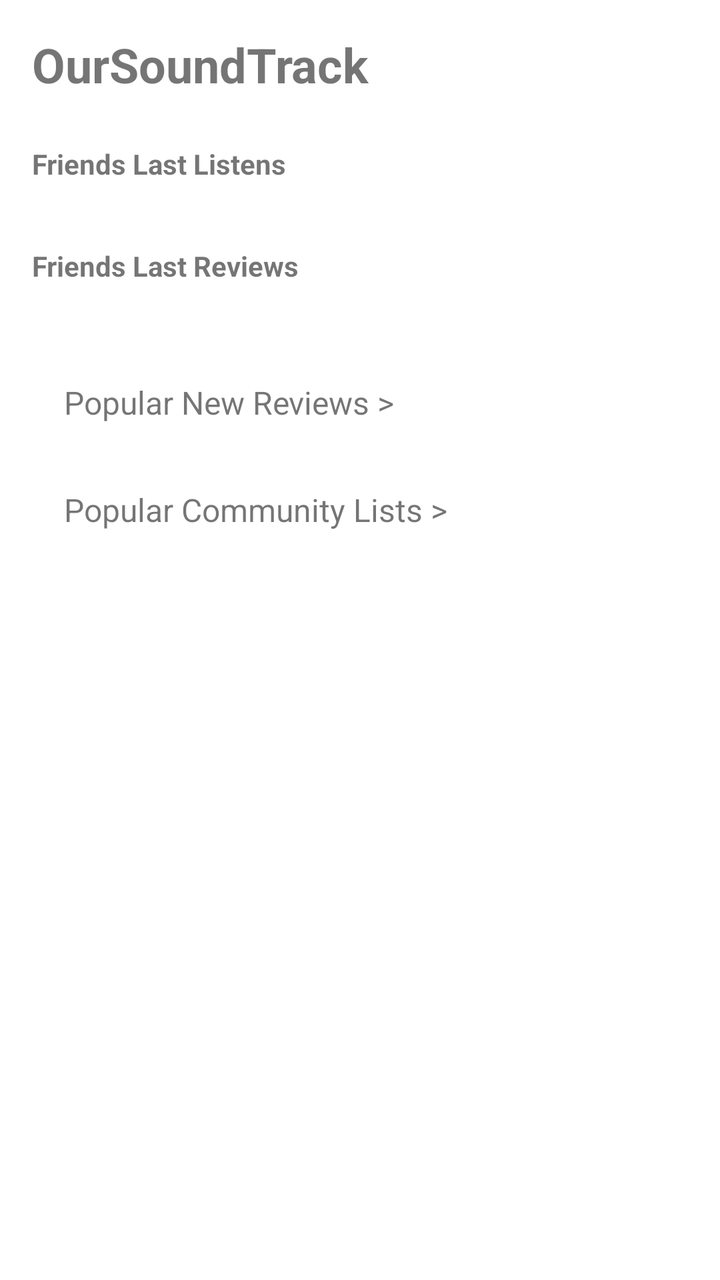
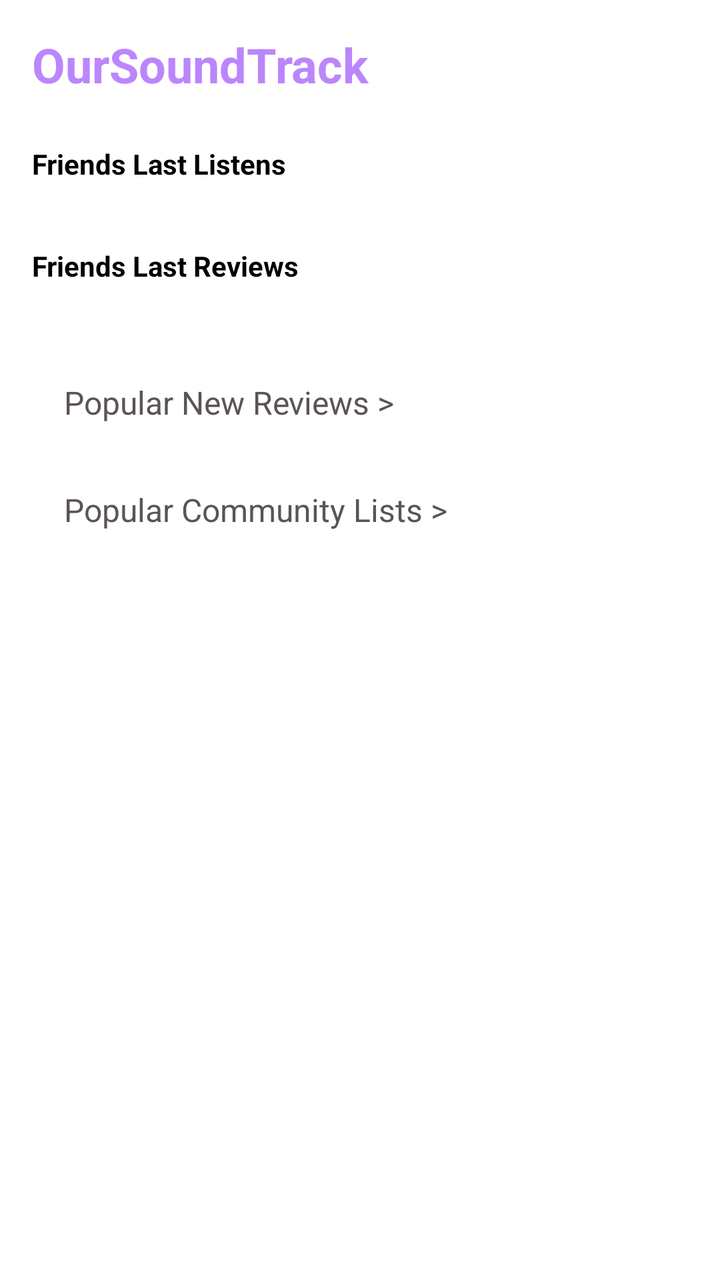

Compare the two renders of this Android layout. The source of the first and the diff that turns it into the second are given below.
<!-- AndroidManifest.xml: application theme Theme.YourSoundTrack -->
<!-- res/layout/fragment_community.xml -->
<?xml version="1.0" encoding="utf-8"?>
<ScrollView xmlns:android="http://schemas.android.com/apk/res/android"
    android:layout_width="match_parent"
    android:layout_height="match_parent">

    <LinearLayout
        android:layout_width="match_parent"
        android:layout_height="wrap_content"
        android:orientation="vertical"
        android:padding="16dp">

        <TextView
            android:layout_width="wrap_content"
            android:layout_height="wrap_content"
            android:text="@string/title_soundtrack_community"
            android:textSize="@dimen/screen_title_size"
            android:textStyle="bold"
            android:layout_marginBottom="24dp" />

        <TextView
            android:layout_width="wrap_content"
            android:layout_height="wrap_content"
            android:text="@string/header_friends_listens"
            android:textStyle="bold"
            android:layout_marginBottom="8dp" />

        <androidx.recyclerview.widget.RecyclerView
            android:id="@+id/rv_friends_listens"
            android:layout_width="match_parent"
            android:layout_height="wrap_content"
            android:orientation="horizontal"
            android:layout_marginBottom="24dp" />

        <TextView
            android:layout_width="wrap_content"
            android:layout_height="wrap_content"
            android:text="@string/header_friends_reviews"
            android:textStyle="bold"
            android:layout_marginBottom="8dp" />

        <androidx.recyclerview.widget.RecyclerView
            android:id="@+id/rv_friends_reviews"
            android:layout_width="match_parent"
            android:layout_height="wrap_content"
            android:orientation="horizontal"
            android:layout_marginBottom="24dp" />

        <TextView
            android:id="@+id/btn_popular_new_reviews"
            android:layout_width="match_parent"
            android:layout_height="wrap_content"
            android:text="@string/btn_popular_new_reviews"
            android:padding="16dp"
            android:textSize="16sp" />

        <TextView
            android:id="@+id/btn_popular_community_lists"
            android:layout_width="match_parent"
            android:layout_height="wrap_content"
            android:text="@string/btn_popular_community_lists"
            android:padding="16dp"
            android:textSize="16sp" />

    </LinearLayout>
</ScrollView>
<!-- resources referenced by this layout -->
<resources>
  <dimen name="screen_title_size">24sp</dimen>
  <string name="btn_popular_community_lists">Popular Community Lists  &gt;</string>
  <string name="btn_popular_new_reviews">Popular New Reviews  &gt;</string>
  <string name="header_friends_listens">Friends Last Listens</string>
  <string name="header_friends_reviews">Friends Last Reviews</string>
  <string name="title_soundtrack_community">OurSoundTrack</string>
  <style name="Theme.YourSoundTrack" parent="Theme.MaterialComponents.DayNight.NoActionBar">
          <item name="android:fitsSystemWindows">true</item>
          <item name="colorPrimary">@color/purple_500</item>
      </style>
  <color name="purple_500">#FF6200EE</color>
</resources>

<!-- the commit's change to res/layout/fragment_community.xml (unified diff, before → after) -->
@@ -15,6 +15,7 @@
             android:text="@string/title_soundtrack_community"
             android:textSize="@dimen/screen_title_size"
             android:textStyle="bold"
+            android:textColor="@color/purple_200"
             android:layout_marginBottom="24dp" />
 
         <TextView
@@ -22,6 +23,7 @@
             android:layout_height="wrap_content"
             android:text="@string/header_friends_listens"
             android:textStyle="bold"
+            android:textColor="@color/black"
             android:layout_marginBottom="8dp" />
 
         <androidx.recyclerview.widget.RecyclerView
@@ -36,6 +38,7 @@
             android:layout_height="wrap_content"
             android:text="@string/header_friends_reviews"
             android:textStyle="bold"
+            android:textColor="@color/black"
             android:layout_marginBottom="8dp" />
 
         <androidx.recyclerview.widget.RecyclerView
@@ -50,6 +53,7 @@
             android:layout_width="match_parent"
             android:layout_height="wrap_content"
             android:text="@string/btn_popular_new_reviews"
+            android:textColor="@color/gray"
             android:padding="16dp"
             android:textSize="16sp" />
 
@@ -58,6 +62,7 @@
             android:layout_width="match_parent"
             android:layout_height="wrap_content"
             android:text="@string/btn_popular_community_lists"
+            android:textColor="@color/gray"
             android:padding="16dp"
             android:textSize="16sp" />
 
<!-- resource entries referenced after the edit -->
@@ -1,5 +1,8 @@
 <!-- resources referenced by this layout -->
 <resources>
+  <color name="black">#FF000000</color>
+  <color name="gray">#5B5454</color>
+  <color name="purple_200">#FFBB86FC</color>
   <dimen name="screen_title_size">24sp</dimen>
   <string name="btn_popular_community_lists">Popular Community Lists  &gt;</string>
   <string name="btn_popular_new_reviews">Popular New Reviews  &gt;</string>
